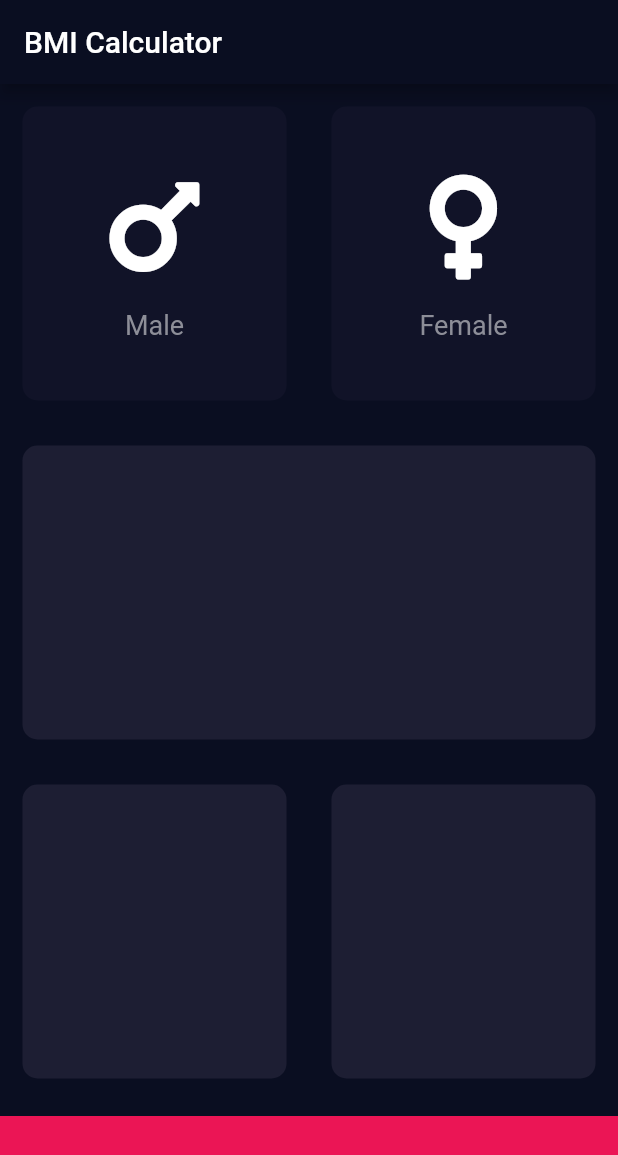
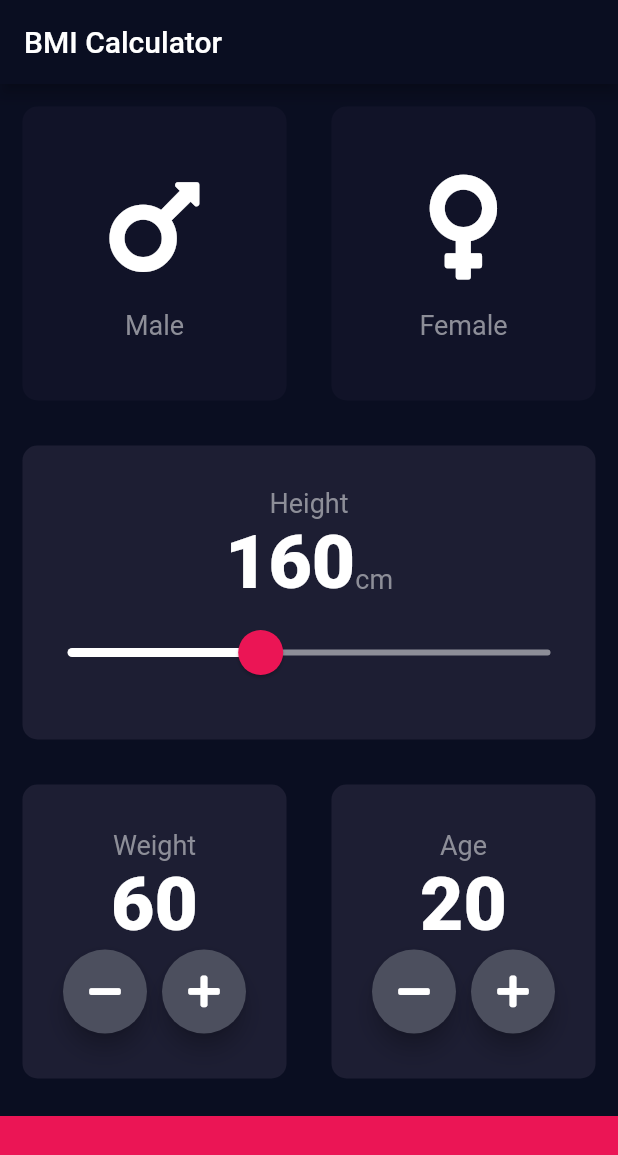
Before and after one commit to shenoyganeshprasad/bmi_calculator, a Flutter app: the screen it shows after launch, on a phone screen of 412 x 824 dp. Shown: the top 1155 px of the screen. Run offline on Flutter 3.47's test engine with Material 2 defaults, Android fonts, the phone set to English and light mode, and no system bars; our stand-ins replace font_awesome_flutter.

```diff
--- a/lib/homePage.dart
+++ b/lib/homePage.dart
@@ -1,12 +1,8 @@
 import 'package:flutter/material.dart';
 import 'reuseableCard.dart';
 import 'iconContent.dart';
+import 'constants.dart';
 import 'package:font_awesome_flutter/font_awesome_flutter.dart';
-
-const bottomContainerHeight = 80.0;
-const activeCardColor = Color(0xFF1D1E33);
-const inactiveCardColor = Color(0xFF111328);
-const bottomContainerColor = Color(0xFFEB1555);
 
 enum Gender {
   male,
@@ -20,6 +16,9 @@ class HomePage extends StatefulWidget {
 
 class _HomePageState extends State<HomePage> {
   Gender selectedGender;
+  int height = 160;
+  int weight = 60;
+  int age = 20;
 
   @override
   Widget build(BuildContext context) {
@@ -28,6 +27,7 @@ class _HomePageState extends State<HomePage> {
         title: Text('BMI Calculator'),
       ),
       body: Column(
+        crossAxisAlignment: CrossAxisAlignment.stretch,
         children: <Widget>[
           Expanded(
             child: Row(
@@ -64,16 +64,130 @@ class _HomePageState extends State<HomePage> {
             ),
           ),
           Expanded(
-            child: ReuseableCard(colour: activeCardColor),
+            child: ReuseableCard(
+              colour: activeCardColor,
+              cardChid: Column(
+                mainAxisAlignment: MainAxisAlignment.center,
+                children: <Widget>[
+                  Text(
+                    'Height',
+                    style: labelTextStyle,
+                  ),
+                  Row(
+                    mainAxisAlignment: MainAxisAlignment.center,
+                    crossAxisAlignment: CrossAxisAlignment.baseline,
+                    textBaseline: TextBaseline.alphabetic,
+                    children: <Widget>[
+                      Text(
+                        height.toString(),
+                        style: numberTextStyle,
+                      ),
+                      Text(
+                        'cm',
+                        style: labelTextStyle,
+                      ),
+                    ],
+                  ),
+                  SliderTheme(
+                    data: SliderTheme.of(context).copyWith(
+                      activeTrackColor: Colors.white,
+                      inactiveTrackColor: Color(0xFF8D8E98),
+                      thumbColor: Color(0xFFEB1555),
+                      overlayColor: Color(0x29EB1555),
+                      thumbShape: RoundSliderThumbShape(enabledThumbRadius: 15),
+                      overlayShape: RoundSliderOverlayShape(overlayRadius: 30),
+                    ),
+                    child: Slider(
+                      value: height.toDouble(),
+                      min: 120.0,
+                      max: 220.0,
+                      onChanged: (double newValue) {
+                        setState(() {
+                          height = newValue.round();
+                        });
+                      },
+                    ),
+                  ),
+                ],
+              ),
+            ),
           ),
           Expanded(
             child: Row(
               children: <Widget>[
                 Expanded(
-                  child: ReuseableCard(colour: activeCardColor),
+                  child: ReuseableCard(
+                    colour: activeCardColor,
+                    cardChid: Column(
+                      mainAxisAlignment: MainAxisAlignment.center,
+                      children: <Widget>[
+                        Text('Weight', style: labelTextStyle),
+                        Text(
+                          weight.toString(),
+                          style: numberTextStyle,
+                        ),
+                        Row(
+                          mainAxisAlignment: MainAxisAlignment.center,
+                          children: <Widget>[
+                            RoundIconButton(
+                              icon: FontAwesomeIcons.minus,
+                              onPress: () {
+                                setState(() {
+                                  weight--;
+                                });
+                              },
+                            ),
+                            SizedBox(width: 10.0),
+                            RoundIconButton(
+                              icon: FontAwesomeIcons.plus,
+                              onPress: () {
+                                setState(() {
+                                  weight++;
+                                });
+                              },
+                            ),
+                          ],
+                        ),
+                      ],
+                    ),
+                  ),
                 ),
                 Expanded(
-                  child: ReuseableCard(colour: activeCardColor),
+                  child: ReuseableCard(
+                    colour: activeCardColor,
+                    cardChid: Column(
+                      mainAxisAlignment: MainAxisAlignment.center,
+                      children: <Widget>[
+                        Text('Age', style: labelTextStyle),
+                        Text(
+                          age.toString(),
+                          style: numberTextStyle,
+                        ),
+                        Row(
+                          mainAxisAlignment: MainAxisAlignment.center,
+                          children: <Widget>[
+                            RoundIconButton(
+                              icon: FontAwesomeIcons.minus,
+                              onPress: () {
+                                setState(() {
+                                  age--;
+                                });
+                              },
+                            ),
+                            SizedBox(width: 10.0),
+                            RoundIconButton(
+                              icon: FontAwesomeIcons.plus,
+                              onPress: () {
+                                setState(() {
+                                  age++;
+                                });
+                              },
+                            ),
+                          ],
+                        ),
+                      ],
+                    ),
+                  ),
                 ),
               ],
             ),
@@ -89,3 +203,20 @@ class _HomePageState extends State<HomePage> {
     );
   }
 }
+
+class RoundIconButton extends StatelessWidget {
+  final IconData icon;
+  final Function onPress;
+  RoundIconButton({@required this.icon, @required this.onPress});
+  @override
+  Widget build(BuildContext context) {
+    return RawMaterialButton(
+      child: Icon(icon),
+      onPressed: onPress,
+      elevation: 6.0,
+      shape: CircleBorder(),
+      fillColor: Color(0xFF4C4f5E),
+      constraints: BoxConstraints.tightFor(width: 56.0, height: 56.0),
+    );
+  }
+}
--- a/lib/iconContent.dart
+++ b/lib/iconContent.dart
@@ -1,9 +1,5 @@
 import 'package:flutter/material.dart';
-
-const labelTextStyle = TextStyle(
-  fontSize: 18.0,
-  color: Color(0xFF8D8E98),
-);
+import 'constants.dart';
 
 class IconContent extends StatelessWidget {
   final IconData icon;
```
